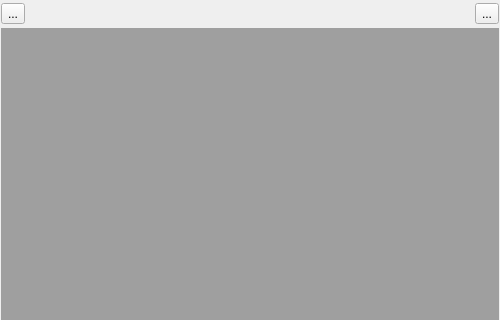
labscript-suite/lyse, file lyse/subprocess_window.ui: the form before one commit; both pictures show x 0 to 500 and y 0 to 320 of the 500 by 700 pixel window.
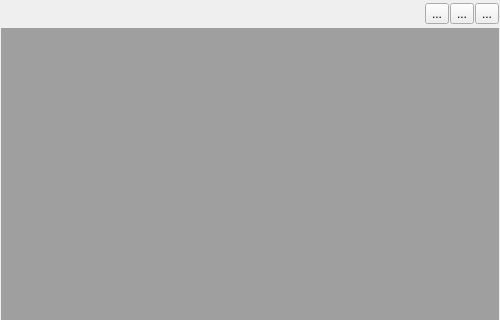
The form after the commit. Icons and pictures are not drawn.

Commit message: Now turns off the window frame if there is a single window and remembers it.

Diff of the .ui file:
```diff
--- a/lyse/subprocess_window.ui
+++ b/lyse/subprocess_window.ui
@@ -44,29 +44,6 @@
    </property>
    <item>
     <layout class="QHBoxLayout" name="horizontalLayout">
-     <item>
-      <widget class="QToolButton" name="button_tile_subwindows">
-       <property name="sizePolicy">
-        <sizepolicy hsizetype="Fixed" vsizetype="Fixed">
-         <horstretch>0</horstretch>
-         <verstretch>0</verstretch>
-        </sizepolicy>
-       </property>
-       <property name="toolTip">
-        <string>Tile subwindows.  If one window is present also hide the title bar.</string>
-       </property>
-       <property name="text">
-        <string>...</string>
-       </property>
-       <property name="icon">
-        <iconset>
-         <normaloff>:/qtutils/fugue/application-tile-horizontal.png</normaloff>:/qtutils/fugue/application-tile-horizontal.png</iconset>
-       </property>
-       <property name="checkable">
-        <bool>false</bool>
-       </property>
-      </widget>
-     </item>
      <item>
       <spacer name="horizontalSpacer">
        <property name="orientation">
@@ -80,6 +57,52 @@
        </property>
       </spacer>
      </item>
+     <item>
+      <widget class="QToolButton" name="button_cascade_subwindows">
+       <property name="sizePolicy">
+        <sizepolicy hsizetype="Fixed" vsizetype="Fixed">
+         <horstretch>0</horstretch>
+         <verstretch>0</verstretch>
+        </sizepolicy>
+       </property>
+       <property name="toolTip">
+        <string>Cascade subwindows.</string>
+       </property>
+       <property name="text">
+        <string>...</string>
+       </property>
+       <property name="icon">
+        <iconset>
+         <normaloff>:/qtutils/fugue/applications-stack.png</normaloff>:/qtutils/fugue/applications-stack.png</iconset>
+       </property>
+       <property name="checkable">
+        <bool>false</bool>
+       </property>
+      </widget>
+     </item>
+     <item>
+      <widget class="QToolButton" name="button_tile_subwindows">
+       <property name="sizePolicy">
+        <sizepolicy hsizetype="Fixed" vsizetype="Fixed">
+         <horstretch>0</horstretch>
+         <verstretch>0</verstretch>
+        </sizepolicy>
+       </property>
+       <property name="toolTip">
+        <string>Tile subwindows.  If one window is present also hide the title bar.</string>
+       </property>
+       <property name="text">
+        <string>...</string>
+       </property>
+       <property name="icon">
+        <iconset>
+         <normaloff>:/qtutils/fugue/application-tile-horizontal.png</normaloff>:/qtutils/fugue/application-tile-horizontal.png</iconset>
+       </property>
+       <property name="checkable">
+        <bool>false</bool>
+       </property>
+      </widget>
+     </item>
      <item>
       <widget class="QToolButton" name="button_show_terminal">
        <property name="toolTip">
```
The commit also changes 1 other file.
